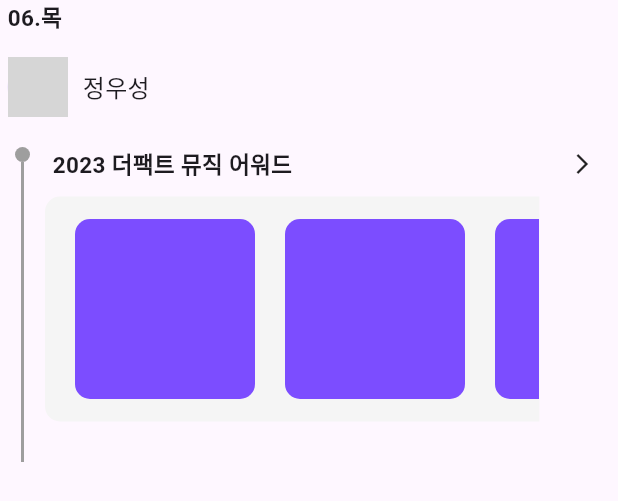
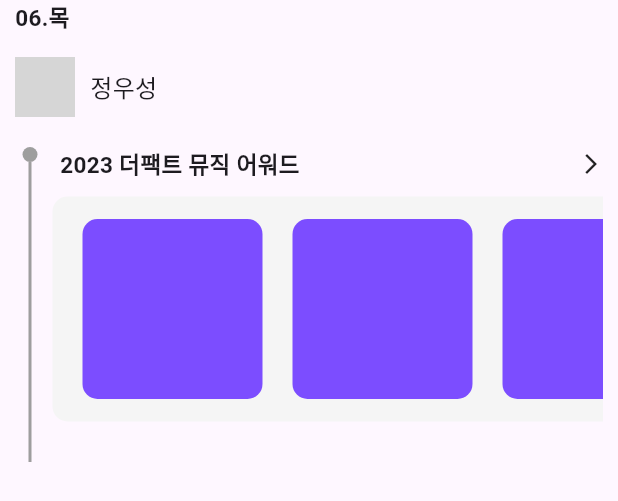
Before and after one commit to KimMin-Gwan/Duck_Farm, a Flutter app: the BiasWidget widget shown alone on an empty page, opened directly, on a phone screen of 412 x 824 dp. Shown: the top 501 px of the screen. Run offline on Flutter 3.47's test engine with Material 3 defaults, Android fonts, the phone set to English and light mode, and no system bars; our stand-ins replace equatable, flutter_bloc, get, mvc_pattern, table_calendar; grey boxes are pictures that could not be loaded.

Commit message:
home_widget의 bias_widget 나누기 및 크기 오류 수정

```diff
--- a/cheese/lib/src/home_widget.dart
+++ b/cheese/lib/src/home_widget.dart
@@ -34,7 +34,7 @@ class _HomePageState extends State<HomePage> {
 
             // BiasWidget
             Container(
-              margin: EdgeInsets.fromLTRB(25.0, 30.0, 25.0, 10.0),
+              margin: EdgeInsets.fromLTRB(25.0, 20.0, 25.0, 20.0),
               child: BiasWidget(selectedDate: DateTime.now()), // 오늘 날짜를 임의로 넣음
             ),
             // 다른 위젯 추가
@@ -186,7 +186,9 @@ class _CalendarWidgetState extends State<CalendarWidget> {
       child: Column(
         children: [
           // 연도와 월을 화살표와 함께 표시
-          Row(
+          Padding(
+            padding: EdgeInsets.only(top: 15.0),
+            child:    Row(
               mainAxisAlignment: MainAxisAlignment.spaceBetween,
               children: [
                 IconButton(
@@ -198,7 +200,7 @@ class _CalendarWidgetState extends State<CalendarWidget> {
                   },
                 ),
                 Text(
-                DateFormat('MMMM yyyy').format(_focusedDay),
+                  DateFormat('MMMM, yyyy').format(_focusedDay),
                   style: TextStyle(fontSize: 15.0),
                 ),
                 IconButton(
@@ -211,6 +213,9 @@ class _CalendarWidgetState extends State<CalendarWidget> {
                 ),
               ],
             ),
+          ),
+
+
           Divider(
             color: Colors.lightBlue, // 구분선 색상을 하늘색으로 설정
             thickness: 0.5, // 구분선 두께 설정
@@ -246,10 +251,10 @@ class _CalendarWidgetState extends State<CalendarWidget> {
               weekdayStyle: TextStyle(color: Colors.black),
               weekendStyle: TextStyle(color: Colors.black),
             ),
-            rowHeight: 75.0, // 날짜 셀의 세로 높이 조정
+            rowHeight: 70.0, // 날짜 셀의 세로 높이 조정
           ),
           Divider(
-            color: Colors.lightBlue, // 구분선 색상을 하늘색으로 설정
+            color: Colors.white, // 구분선 색상을 하늘색으로 설정
             thickness: 0.5, // 구분선 두께 설정
           ),
         ],
@@ -269,23 +274,35 @@ class BiasWidget extends StatefulWidget {
   _BiasState createState() => _BiasState();
 }
 
+
 class _BiasState extends State<BiasWidget> {
   // 한국어 요일 목록
   final List<String> _weekDays = ['월', '화', '수', '목', '금', '토', '일'];
-  final List<String> _items = ['Item 1','Item 2'];
 
   @override
   Widget build(BuildContext context) {
     // 선택된 날짜의 요일 계산 (1=월요일, 7=일요일)
     String weekDay = _weekDays[widget.selectedDate.weekday - 1];
     String formattedDate = DateFormat('dd').format(widget.selectedDate);
-    // String weekDay = DateFormat('E', 'ko_KR').format(widget.selectedDate); // LocaleError 발생
 
-    return Column(
+    return Padding(
+      padding: const EdgeInsets.fromLTRB(5.0, 0.0, 0.0, 0.0),
+      child: Column(
         children: [
           // 첫 번째 파트: 날짜와 요일
-        Padding(
-          padding: const EdgeInsets.fromLTRB(5.0, 0.0, 0.0, 0.0),
+          _buildDateAndWeekDay(formattedDate, weekDay),
+          // 두 번째 파트: 사진이랑 이름
+          _buildProfileSection(),
+          // 세 번째 파트: 타임라인
+          _buildTimelineSection(context),
+        ],
+      ),
+    );
+  }
+
+  Padding _buildDateAndWeekDay(String formattedDate, String weekDay) {
+    return Padding(
+      padding: const EdgeInsets.fromLTRB(5.0, 0.0, 5.0, 0.0),
       child: Row(
         children: [
           Text(
@@ -294,10 +311,11 @@ class _BiasState extends State<BiasWidget> {
           ),
         ],
       ),
-        ),
+    );
+  }
 
-        // 두 번째 파트: 원형 사진과 텍스트
-        Padding(
+  Padding _buildProfileSection() {
+    return Padding(
       padding: const EdgeInsets.fromLTRB(5.0, 15.0, 0.0, 0.0),
       child: Row(
         children: [
@@ -312,15 +330,24 @@ class _BiasState extends State<BiasWidget> {
           ),
         ],
       ),
-        ),
+    );
+  }
 
-        Padding(
+  Padding _buildTimelineSection(BuildContext context) {
+    return Padding(
       padding: EdgeInsets.fromLTRB(10.0, 20.0, 0.0, 0.0),
       child: Row(
         crossAxisAlignment: CrossAxisAlignment.start,
         children: [
-              // 왼쪽 부분
-              Column(
+          _buildTimelineDotLine(),
+          Expanded(child: _buildEventSection(context)), // 추가: 남은 공간을 차지하도록 확장
+        ],
+      ),
+    );
+  }
+
+  Column _buildTimelineDotLine() {
+    return Column(
       children: [
         CircleAvatar(
           radius: 5,
@@ -332,76 +359,78 @@ class _BiasState extends State<BiasWidget> {
           color: Colors.grey,
         ),
       ],
-              ),
-              // 오른쪽 부분
-              Column(
+    );
+  }
+
+  Column _buildEventSection(BuildContext context) {
+    return Column(
       crossAxisAlignment: CrossAxisAlignment.start,
       children: [
-                  Padding(
-                    padding: const EdgeInsets.only(left: 15.0),
+        _buildEventTitle(context),
+        _buildEventGallery(context),
+      ],
+    );
+  }
+
+  Padding _buildEventTitle(BuildContext context) {
+    return Padding(
+      padding: const EdgeInsets.only(left: 15.0, right: 10.0), // 오른쪽 여백 추가
       child: Row(
-                      mainAxisAlignment: MainAxisAlignment.spaceBetween, // 가운데 간격
+        mainAxisAlignment: MainAxisAlignment.spaceBetween,
         children: [
           Text(
             '2023 더팩트 뮤직 어워드',
-                          style: TextStyle(
-                            fontSize: 15,
-                            fontWeight: FontWeight.w600, // 글씨를 굵게 설정
+            style: TextStyle(fontSize: 15, fontWeight: FontWeight.w600),
           ),
-                        ),
-                        SizedBox(width: MediaQuery.of(context).size.width * 0.45), // ???????????
           Icon(
-                          Icons.arrow_forward_ios, // 오른쪽 화살표 아이콘
-                          size: 16.0, // 아이콘 크기 조절
+            Icons.arrow_forward_ios,
+            size: 16.0,
           ),
         ],
       ),
-                  ),
-                  Padding(
+    );
+  }
+
+  Padding _buildEventGallery(BuildContext context) {
+    return Padding(
       padding: EdgeInsets.fromLTRB(10.0, 10.0, 0.0, 10.0),
       child: Container(
-                      width: MediaQuery.of(context).size.width * 0.8, // 화면 너비의 90%를 차지하도록 설정
+        width: MediaQuery.of(context).size.width * 0.9,
         height: 150,
         margin: EdgeInsets.only(right: 10),
         decoration: BoxDecoration(
           color: Colors.grey[100],
           borderRadius: BorderRadius.only(
-                          topLeft: Radius.circular(10), // 왼쪽 위 모서리
-                          bottomLeft: Radius.circular(10), // 왼쪽 아래 모서리
+            topLeft: Radius.circular(10),
+            bottomLeft: Radius.circular(10),
           ),
         ),
         child: ListView.builder(
-                        scrollDirection: Axis.horizontal, // 수평 스크롤을 활성화
+          scrollDirection: Axis.horizontal,
           itemCount: 10, // 내부 사각형 개수 -> 추후 바꾸기
-                        itemBuilder: (context, index) {
+          itemBuilder: (context, index) => _buildGalleryItem(index),
+        ),
+      ),
+    );
+  }
+
+  Align _buildGalleryItem(int index) {
     return Align(
-                            alignment: Alignment.center, // 내부 사각형을 수직 방향 중앙에 배치
+      alignment: Alignment.center,
       child: Container(
-                              width: 120, // 내부 사각형 가로
-                              height: 120, // 내부 사각형 세로
+        width: 120,
+        height: 120,
         decoration: BoxDecoration(
-                                color: Colors.deepPurpleAccent, // 여기에 색상을 지정합니다.
+          color: Colors.deepPurpleAccent,
           borderRadius: BorderRadius.all(Radius.circular(10.0)),
         ),
         margin: EdgeInsets.fromLTRB(
-                                  index == 0 ? 20.0 : 10.0, // 첫 번째 사각형만 왼쪽에 추가 공간을 설정
+          index == 0 ? 20.0 : 10.0,
           0.0,
           10.0,
-                                  0.0
-                              ), // 사각형 사이의 간격을 설정합니다.
-                            ),
-                          );
-                        },
+          0.0,
         ),
       ),
-                  ),
-                ],
-              ),
-            ],
-          ),
-        ),
-
-      ],
     );
   }
 }
```
Lines whose indentation alone changed are shown as unchanged.
